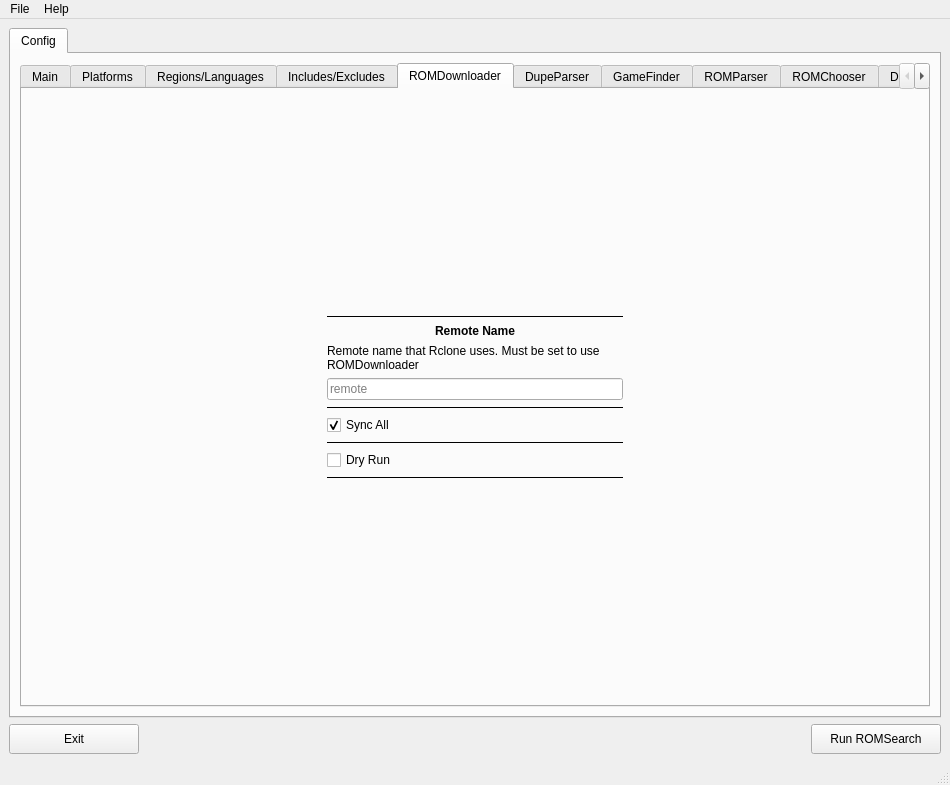
The window that romsearch/gui/layout_romsearch.ui (bbtufty/romsearch) describes before a commit, drawn with Qt 5.
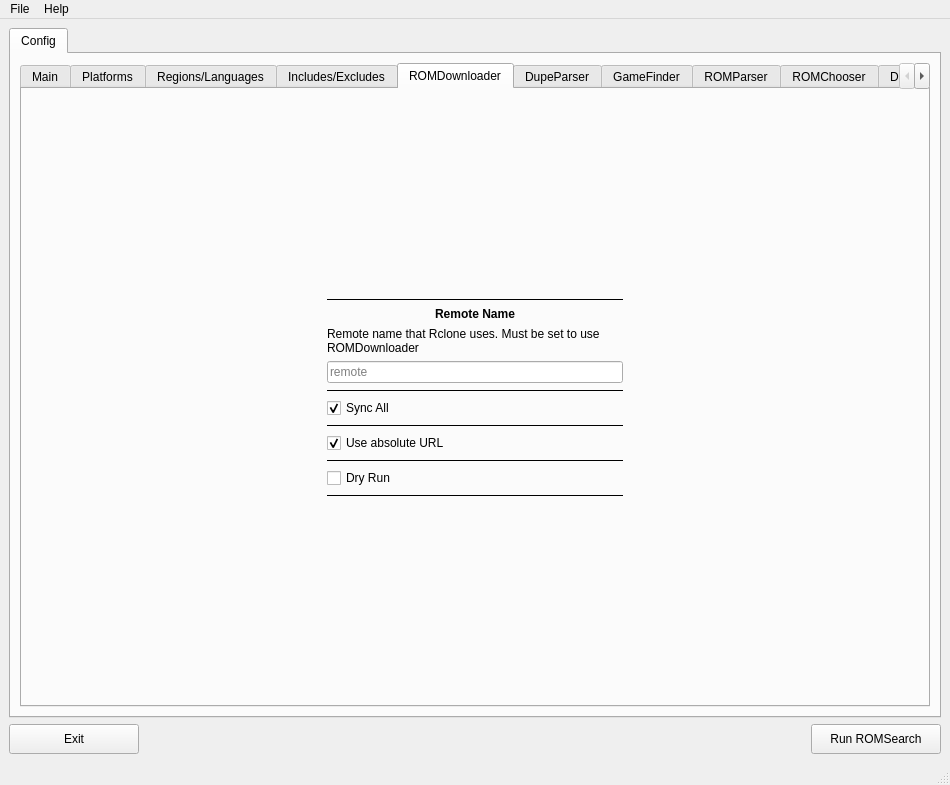
The same window after the commit. The open tabs and pages were chosen to show the change.

Commit message:
ROMDownloader enhancements
- Added `use_absolute_url` option for ROMDownloader, which is necessary for HTTP remotes
- If there are errors in the rclone sync, ROMDownloader will now retry a few times
- Renamed `ftp_dir` to `dir` for remote names for clarity (it's not necessarily an FTP!)
- Fixed error message in GUI in includes/excludes existed for an unchecked platform
- If there are errors in the rclone sync, ROMDownloader will now retry a few times
- Improved how rclone runs, to be less verbose and hopefully more reliable

```diff
--- a/romsearch/gui/layout_romsearch.ui
+++ b/romsearch/gui/layout_romsearch.ui
@@ -1067,6 +1067,29 @@
                   </property>
                  </widget>
                 </item>
+                <item>
+                 <widget class="Line" name="lineConfigRomDownloaderSyncAllDividerBottom">
+                  <property name="frameShadow">
+                   <enum>QFrame::Shadow::Plain</enum>
+                  </property>
+                  <property name="orientation">
+                   <enum>Qt::Orientation::Horizontal</enum>
+                  </property>
+                 </widget>
+                </item>
+                <item>
+                 <widget class="QCheckBox" name="checkBoxConfigRomDownloaderUseAbsoluteUrl">
+                  <property name="statusTip">
+                   <string>Whether to treat the remote URL as absolute or relative. Should be unchecked for HTTP remotes</string>
+                  </property>
+                  <property name="text">
+                   <string>Use absolute URL</string>
+                  </property>
+                  <property name="checked">
+                   <bool>true</bool>
+                  </property>
+                 </widget>
+                </item>
                 <item>
                  <widget class="Line" name="lineConfigRomDownloaderDryRunTop">
                   <property name="frameShadow">
```
The commit also changes 13 other files.
